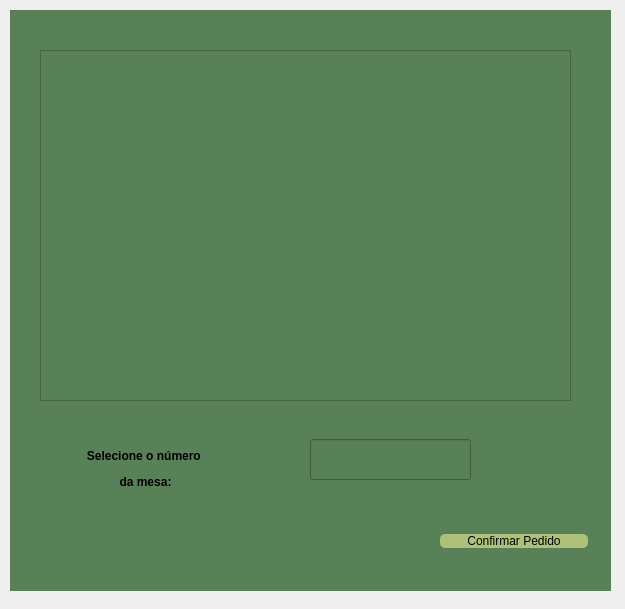
Qt form telas_qt/janela_confirmacao_pedido.ui (lauraprass/aplicativo_de_pedidos_para_restaurante) before a commit.
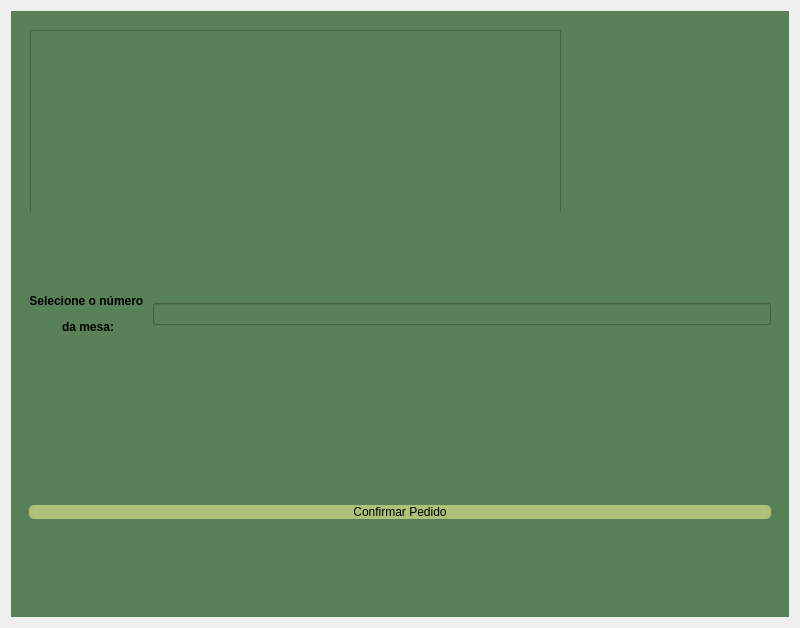
The same form after that commit.

```diff
--- a/telas_qt/janela_confirmacao_pedido.ui
+++ b/telas_qt/janela_confirmacao_pedido.ui
@@ -6,34 +6,22 @@
    <rect>
     <x>0</x>
     <y>0</y>
-    <width>625</width>
-    <height>609</height>
+    <width>800</width>
+    <height>628</height>
    </rect>
   </property>
   <property name="windowTitle">
    <string>Dialog</string>
   </property>
+  <layout class="QVBoxLayout" name="verticalLayout_2">
+   <item>
   <widget class="QWidget" name="widget_principal" native="true">
-   <property name="geometry">
-    <rect>
-     <x>10</x>
-     <y>10</y>
-     <width>601</width>
-     <height>581</height>
-    </rect>
-   </property>
    <property name="styleSheet">
     <string notr="true">background-color: #588157; </string>
    </property>
+     <layout class="QVBoxLayout" name="verticalLayout">
+      <item>
    <widget class="QWidget" name="widget_list_pedido" native="true">
-    <property name="geometry">
-     <rect>
-      <x>20</x>
-      <y>30</y>
-      <width>551</width>
-      <height>361</height>
-     </rect>
-    </property>
     <widget class="QListWidget" name="list_pedido">
      <property name="geometry">
       <rect>
@@ -45,15 +33,31 @@
      </property>
     </widget>
    </widget>
+      </item>
+      <item>
+       <widget class="QWidget" name="widget_numero_mesa" native="true">
+        <layout class="QHBoxLayout" name="horizontalLayout_2">
+         <item>
+          <widget class="QLabel" name="lbl_numero_mesa">
+           <property name="styleSheet">
+            <string notr="true">font: 75 8pt &quot;MS Shell Dlg 2&quot;;
+font: 75 10pt &quot;MS Shell Dlg 2&quot;;
+border-radius: 5px;
+</string>
+           </property>
+           <property name="text">
+            <string>&lt;html&gt;&lt;head/&gt;&lt;body&gt;&lt;p align=&quot;center&quot;&gt;&lt;span style=&quot; font-weight:600;&quot;&gt;Selecione o número &lt;/span&gt;&lt;/p&gt;&lt;p align=&quot;center&quot;&gt;&lt;span style=&quot; font-weight:600;&quot;&gt;da mesa:&lt;/span&gt;&lt;/p&gt;&lt;/body&gt;&lt;/html&gt;</string>
+           </property>
+          </widget>
+         </item>
+         <item>
+          <widget class="QLineEdit" name="txt_numero_mesa"/>
+         </item>
+        </layout>
+       </widget>
+      </item>
+      <item>
    <widget class="QWidget" name="widget_confirmar_pedido" native="true">
-    <property name="geometry">
-     <rect>
-      <x>430</x>
-      <y>510</y>
-      <width>148</width>
-      <height>43</height>
-     </rect>
-    </property>
     <layout class="QHBoxLayout" name="horizontalLayout">
      <item>
       <widget class="QPushButton" name="btn_confirmar_pedido_2">
@@ -71,46 +75,11 @@
      </item>
     </layout>
    </widget>
-   <widget class="QWidget" name="widget_numero_mesa" native="true">
-    <property name="geometry">
-     <rect>
-      <x>30</x>
-      <y>409</y>
-      <width>441</width>
-      <height>91</height>
-     </rect>
-    </property>
-    <widget class="QLineEdit" name="txt_numero_mesa">
-     <property name="geometry">
-      <rect>
-       <x>270</x>
-       <y>20</y>
-       <width>161</width>
-       <height>41</height>
-      </rect>
-     </property>
+      </item>
+     </layout>
     </widget>
-    <widget class="QLabel" name="lbl_numero_mesa">
-     <property name="geometry">
-      <rect>
-       <x>20</x>
-       <y>20</y>
-       <width>171</width>
-       <height>61</height>
-      </rect>
-     </property>
-     <property name="styleSheet">
-      <string notr="true">font: 75 8pt &quot;MS Shell Dlg 2&quot;;
-font: 75 10pt &quot;MS Shell Dlg 2&quot;;
-border-radius: 5px;
-</string>
-     </property>
-     <property name="text">
-      <string>&lt;html&gt;&lt;head/&gt;&lt;body&gt;&lt;p align=&quot;center&quot;&gt;&lt;span style=&quot; font-weight:600;&quot;&gt;Selecione o número &lt;/span&gt;&lt;/p&gt;&lt;p align=&quot;center&quot;&gt;&lt;span style=&quot; font-weight:600;&quot;&gt;da mesa:&lt;/span&gt;&lt;/p&gt;&lt;/body&gt;&lt;/html&gt;</string>
-     </property>
-    </widget>
-   </widget>
-  </widget>
+   </item>
+  </layout>
  </widget>
  <resources/>
  <connections/>
```
Lines whose indentation alone changed are shown as unchanged.
